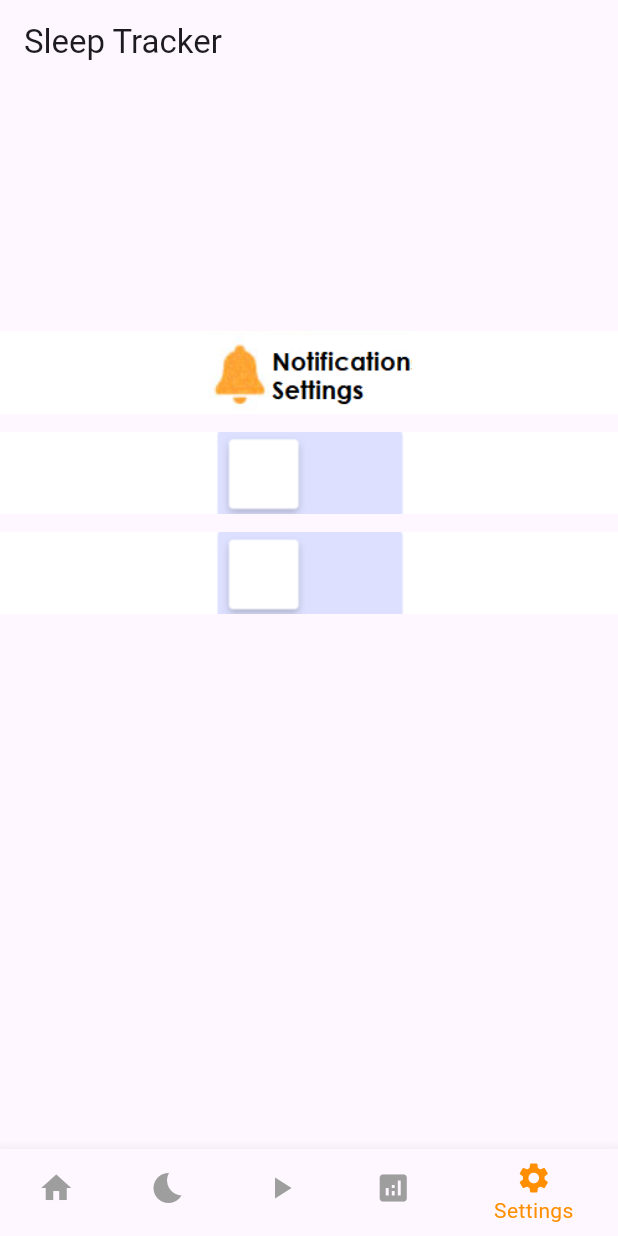
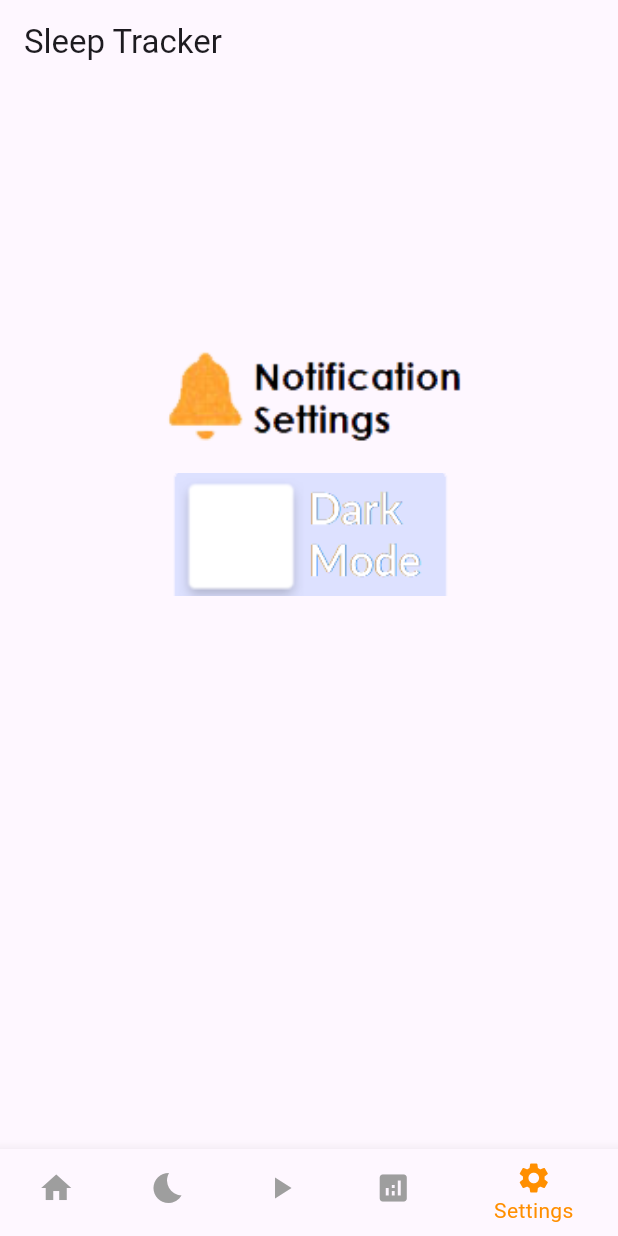
Before and after one commit to ellaMyler/Bedtime_Buddy, a Flutter app: the screen it shows after launch, item 5 of the bottom bar chosen, on a phone screen of 412 x 824 dp. Run offline on Flutter 3.47's test engine with Material 3 defaults, Android fonts, the phone set to English and light mode, and no system bars; our stand-ins replace awesome_notifications, firebase_core, firebase_database, theme_provider, video_player; missing offline and left inert: app_settings; accounts and stored records are empty.

Commit message:
Dark mode implemented
added a theme wide dark mode and revamped the settings ui while I was at it.

```diff
--- a/lib/main.dart
+++ b/lib/main.dart
@@ -1,13 +1,9 @@
 import 'package:flutter/material.dart';
-import 'package:sleep_tracker/database.dart';
-import 'app_ui.dart';
-import 'package:firebase_database/firebase_database.dart';
 import 'package:firebase_core/firebase_core.dart';
-import 'package:awesome_notifications/awesome_notifications.dart';
+import 'package:sleep_tracker/app_ui.dart';
+import 'package:theme_provider/theme_provider.dart';
 import 'notification_maker.dart';
 
-
-// The main file accesses MainScreen class from app_ui.dart to generate the app.
 void main() async {
   WidgetsFlutterBinding.ensureInitialized();
   await Firebase.initializeApp();
@@ -16,14 +12,38 @@ void main() async {
   runApp(const SleepTrackerApp());
 }
 
-class SleepTrackerApp extends StatelessWidget{
-  const SleepTrackerApp({super.key});
+class SleepTrackerApp extends StatelessWidget {
+  const SleepTrackerApp({Key? key}) : super(key: key);
 
   @override
   Widget build(BuildContext context) {
-    return const MaterialApp(
-      title: 'Sleep Tracker',
-      home: MainScreen(),
+    return ThemeProvider(
+      saveThemesOnChange: true,
+      loadThemeOnInit: false,
+      onInitCallback: (controller, previouslySavedThemeFuture) async {
+        final view = WidgetsBinding.instance!.window.platformDispatcher;
+        String? savedTheme = await previouslySavedThemeFuture;
+        if (savedTheme != null) {
+          controller.setTheme(savedTheme);
+        } else {
+          Brightness platformBrightness = view.platformBrightness;
+          if (platformBrightness == Brightness.dark) {
+            controller.setTheme('dark');
+          } else {
+            controller.setTheme('light');
+          }
+        }
+      },
+      themes: <AppTheme>[
+        AppTheme.light(id: 'light'),
+        AppTheme.dark(id: 'dark'),
+      ],
+      child: Builder(
+        builder: (themeContext) => MaterialApp(
+          theme: ThemeProvider.themeOf(themeContext).data,
+          home: const MainScreen(),
+        ),
+      ),
     );
   }
 }
--- a/lib/settings_page.dart
+++ b/lib/settings_page.dart
@@ -1,10 +1,6 @@
 import 'package:flutter/material.dart';
 import 'package:app_settings/app_settings.dart';
-import 'package:flutter/rendering.dart';
-import 'notification_controller.dart';
-import 'notification_maker.dart';
-import 'dart:math' as math;
-
+import 'package:theme_provider/theme_provider.dart';
 
 class SettingsPage extends StatefulWidget {
   const SettingsPage({Key? key}) : super(key: key);
@@ -14,55 +10,60 @@ class SettingsPage extends StatefulWidget {
 }
 
 class _SettingsPageState extends State<SettingsPage> {
+
   List<String> imagePaths = [
-    'lib/assets/thumbnails/white.jpg', // Image path for switch0
-    'lib/assets/thumbnails/notifications.png',  // Image path for switch1
-    'lib/assets/thumbnails/white.jpg',
-    'lib/assets/thumbnails/white.jpg',
+    'lib/assets/thumbnails/notifications.png',
     'lib/assets/thumbnails/off.png',
-    'lib/assets/thumbnails/white.jpg',
-    'lib/assets/thumbnails/white.jpg',
-    'lib/assets/thumbnails/off.png',
-    'lib/assets/thumbnails/white.jpg',
   ];
 
   @override
   Widget build(BuildContext context) {
     double _crossAxisSpacing = 0, _mainAxisSpacing = 12, _aspectRatio = 2.5;
-    int _crossAxisCount = 3;
+    int _crossAxisCount = 1;
     double screenWidth = MediaQuery.of(context).size.width;
 
     var width = (screenWidth - ((_crossAxisCount - 1) * _crossAxisSpacing)) / _crossAxisCount;
     var height = width / _aspectRatio;
 
+    bool isFirstTime = true; // Track if it's the first time dark mode is set
+    late bool darkMode;
+    if (isFirstTime == true) {
+      isFirstTime = false;
+      String currentTheme = ThemeProvider.themeOf(context).id;
+      if (currentTheme == 'light') { // Light theme is in use
+        darkMode = false;
+      } else if (currentTheme == 'dark') { // Dark theme is in use
+        darkMode = true;
+      } else { /* Handle other themes if needed */ }
+    }
+    imagePaths[1] = darkMode ? 'lib/assets/thumbnails/on.png' : 'lib/assets/thumbnails/off.png';
+    imagePaths[0] = darkMode ? 'lib/assets/thumbnails/notificationsDark.png' : 'lib/assets/thumbnails/notifications.png';
+
     return Scaffold(
-      body: GridView.builder(
-        padding: EdgeInsets.fromLTRB(0, height * 3, 0, 0),
-        itemCount: 9,
+      body: Container(
+        child: GridView.builder(
+          padding: EdgeInsets.fromLTRB(width / 4, height, width / 4, 0),
+          itemCount: 2,
           itemBuilder: (context, index) => GestureDetector(
             onTap: () {
               // Toggle the image path for the tapped item
               switch (index) {
+                case 0:
+                  AppSettings.openAppSettings(); // open notifications settings
+                  break;
                 case 1:
                   setState(() {
-                  imagePaths[index] = imagePaths[index] == 'lib/assets/thumbnails/notifications.png'
-                      ? 'lib/assets/thumbnails/notifications.png'
-                      : 'lib/assets/thumbnails/notifications.png';});
-                AppSettings.openAppSettings();
+                    darkMode = !darkMode; // Toggle dark mode
+                    // Update notifications icon based on dark mode status
+                    if (darkMode == true) {
+                      ThemeProvider.controllerOf(context).setTheme('dark');
+                    } else {
+                      ThemeProvider.controllerOf(context).setTheme('light');
+                    }
+                  });
                   break;
-              case 4:
-                setState(() {
-                  imagePaths[index] = imagePaths[index] == 'lib/assets/thumbnails/off.png'
-                      ? 'lib/assets/thumbnails/on.png'
-                      : 'lib/assets/thumbnails/off.png';});
-                break;
-              case 7:
-                setState(() {
-                  imagePaths[index] = imagePaths[index] == 'lib/assets/thumbnails/off.png'
-                      ? 'lib/assets/thumbnails/on.png'
-                      : 'lib/assets/thumbnails/off.png';});
-                break;
-          }},
+              }
+            },
             child: Container(
               decoration: BoxDecoration(
                 image: DecorationImage(
@@ -80,6 +81,7 @@ class _SettingsPageState extends State<SettingsPage> {
             childAspectRatio: _aspectRatio,
           ),
         ),
+      ),
     );
   }
 }
--- a/pubspec.yaml
+++ b/pubspec.yaml
@@ -43,7 +43,9 @@ dependencies:
   awesome_notifications: ^0.9.3+1
   video_player: 2.8.3
   permission_handler: ^11.2.0
-
+  shared_preferences: ^2.2.3
+  theme_provider: ^0.6.0
+  provider: ^6.1.2
 
 
 dev_dependencies:
@@ -88,8 +90,8 @@ flutter:
     - lib/assets/thumbnails/6.png
     - lib/assets/thumbnails/off.png
     - lib/assets/thumbnails/on.png
-    - lib/assets/thumbnails/white.jpg
     - lib/assets/thumbnails/notifications.png
+    - lib/assets/thumbnails/notificationsDark.png
 
   # An image asset can refer to one or more resolution-specific "variants", see
   # https://flutter.dev/assets-and-images/#resolution-aware
```
Also changed, not shown: lib/videos_page.dart (+9 -1 lines), lib/assets/thumbnails/notifications.png, lib/assets/thumbnails/notificationsDark.png (added), lib/assets/thumbnails/off.png, lib/assets/thumbnails/on.png, lib/assets/thumbnails/white.jpg (deleted). Lines whose indentation alone changed are shown as unchanged.
